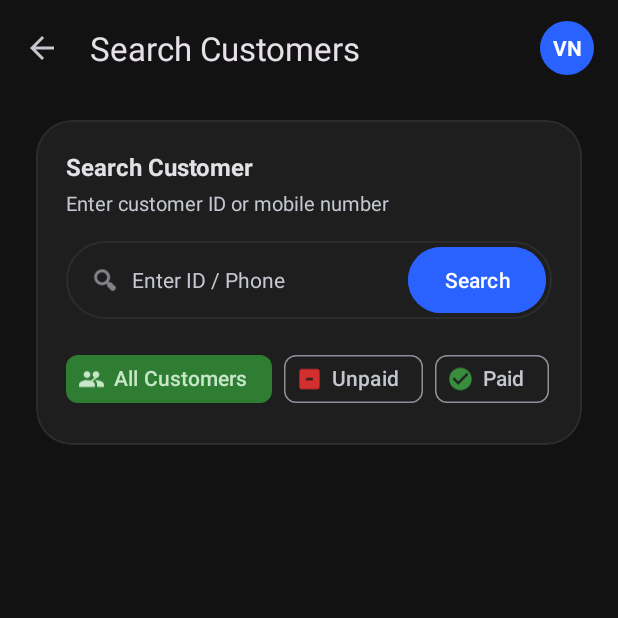
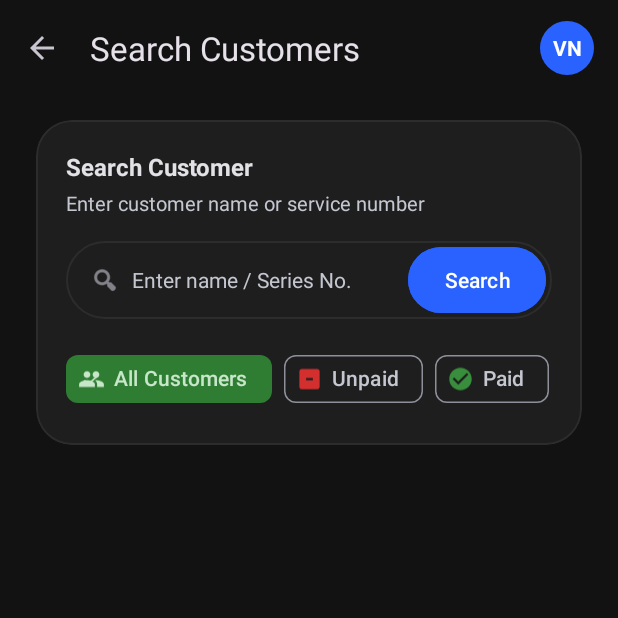
Before and after one commit to prudhvineelam1-debug/VinayakaCableNetwork, an Android app: the CustomerListActivity screen opened directly, with no data from a screen before it, on a phone screen of 412 x 824 dp, the top half of it. Run offline under Robolectric (Android 15) with nearby library versions, the phone set to English and light mode, and no system bars; our stand-ins replace Firebase (no records; nobody signed in at launch, a user with empty details on screens opened directly).

Commit message:
Fix Search Customers label to match its actual name+series-number search
Verified the live typeahead search (name or series number, sorted,
filters as you type) already works correctly — it was built in an
earlier commit. But the screen's own label/hint text still said
"Enter customer ID or mobile number" / "Enter ID / Phone", promising
mobile-number matching that was never implemented and not mentioning
name search at all, which is the actual (and requested) behavior.
Also converted these from hardcoded strings to proper string
resources with Telugu translations, matching the rest of the app.

Verified on emulator: typing a partial name ("test") and a series
number ("TEST001") both live-filter correctly; new label text reads
correctly in the UI.

Co-Authored-By: Claude Sonnet 5 <noreply@anthropic.com>
Claude-Session: https://claude.ai/code/session_01FHCdiUpSaJSRLKh2UpF936

```diff
--- a/app/src/main/res/layout/activity_customer_list.xml
+++ b/app/src/main/res/layout/activity_customer_list.xml
@@ -71,7 +71,7 @@
                 <TextView
                     android:layout_width="wrap_content"
                     android:layout_height="wrap_content"
-                    android:text="Search Customer"
+                    android:text="@string/search_customer_label"
                     android:textSize="16sp"
                     android:textStyle="bold"
                     android:textColor="?attr/colorOnSurface"/>
@@ -79,7 +79,7 @@
                 <TextView
                     android:layout_width="wrap_content"
                     android:layout_height="wrap_content"
-                    android:text="Enter customer ID or mobile number"
+                    android:text="@string/search_customer_subtitle"
                     android:textSize="13sp"
                     android:textColor="?attr/colorOnSurfaceVariant"
                     android:layout_marginTop="4dp"/>
@@ -109,7 +109,7 @@
                         android:layout_weight="1"
                         android:layout_marginStart="8dp"
                         android:background="@null"
-                        android:hint="Enter ID / Phone"
+                        android:hint="@string/search_customer_hint"
                         android:textColorHint="?attr/colorOnSurfaceVariant"
                         android:textColor="?attr/colorOnSurface"
                         android:textSize="14sp"
--- a/app/src/main/res/values/strings.xml
+++ b/app/src/main/res/values/strings.xml
@@ -134,7 +134,7 @@
 
     <string name="download_pdf">Download PDF</string>
     <string name="export_csv">Export CSV</string>
-    <string name="search_customer_hint">Enter a Customer ID or Phone Number to search</string>
+    <string name="search_customer_hint">Enter name / Series No.</string>
 
     <string name="register_customer">Register Customer</string>
     <string name="register_customer_desc">Fill in the details below to add a new customer to the network.</string>
@@ -227,6 +227,8 @@
     <string name="hint_username">Username</string>
     <string name="hint_password">Password</string>
     <string name="title_search_customers">Search Customers</string>
+    <string name="search_customer_label">Search Customer</string>
+    <string name="search_customer_subtitle">Enter customer name or service number</string>
     <string name="title_add_new_customer">Add New Customer</string>
     <string name="search">Search</string>
 
```
Also changed, not shown: 1 other file.
